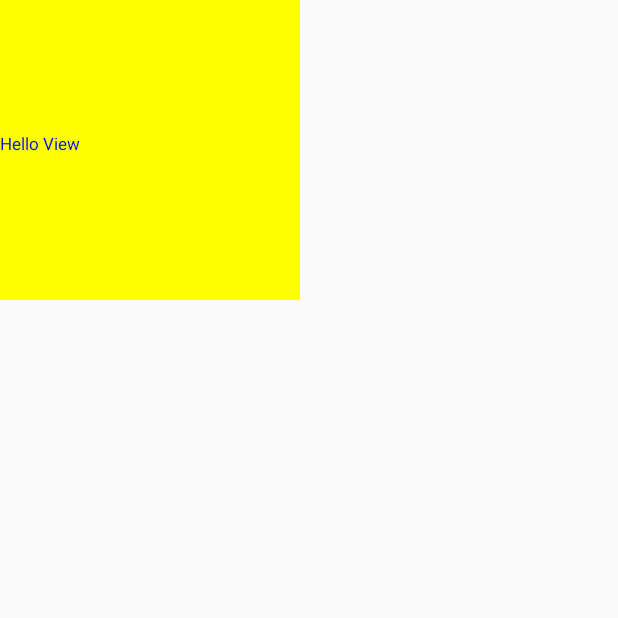
After one commit to HXQWill/QuanStudy, an Android app: the ViewActivity screen opened directly, with no data from a screen before it, on a phone screen of 412 x 824 dp, the top half of it. The commit adds this screen. Run offline under Robolectric (Android 15) with nearby library versions, the phone set to English and light mode, and no system bars.

Commit message:
LayoutInflater解析和View绘制流程

```diff
--- a/app/src/main/AndroidManifest.xml
+++ b/app/src/main/AndroidManifest.xml
@@ -16,6 +16,7 @@
             </intent-filter>
         </activity>
         <activity android:name=".MVP_login.view.LoginActivity" />
+        <activity android:name=".ViewDemo.ViewActivity" />
     </application>
 
 </manifest>
--- a/app/src/main/java/com/example/quan/quanstudy/MainActivity.java
+++ b/app/src/main/java/com/example/quan/quanstudy/MainActivity.java
@@ -7,6 +7,7 @@ import android.view.View;
 import android.widget.Button;
 
 import com.example.quan.quanstudy.MVP_login.view.LoginActivity;
+import com.example.quan.quanstudy.ViewDemo.ViewActivity;
 
 /**
  * Created By Quan 2017-3-7
@@ -15,6 +16,7 @@ import com.example.quan.quanstudy.MVP_login.view.LoginActivity;
 public class MainActivity extends AppCompatActivity implements View.OnClickListener {
 
     private Button mMVPTest;
+    private Button mViewDemo;
 
     @Override
     protected void onCreate(Bundle savedInstanceState) {
@@ -27,18 +29,27 @@ public class MainActivity extends AppCompatActivity implements View.OnClickListe
 
     private void initView() {
         mMVPTest = (Button) findViewById(R.id.mvp_btn_main);
+        mViewDemo = (Button) findViewById(R.id.view_btn_main);
     }
 
     private void initOnClickListener() {
         mMVPTest.setOnClickListener(this);
+        mViewDemo.setOnClickListener(this);
     }
 
     @Override
     public void onClick(View v) {
+        Intent i;
         switch (v.getId()) {
             case R.id.mvp_btn_main:
-                Intent i = new Intent(MainActivity.this,LoginActivity.class);
+                i = new Intent(MainActivity.this,LoginActivity.class);
                 startActivity(i);
+                break;
+            case R.id.view_btn_main:
+                i = new Intent(MainActivity.this,ViewActivity.class);
+                startActivity(i);
+                break;
+            default:
                 break;
         }
     }
--- /dev/null
+++ b/app/src/main/java/com/example/quan/quanstudy/ViewDemo/SimpleLayout.java
@@ -0,0 +1,40 @@
+package com.example.quan.quanstudy.ViewDemo;
+
+import android.content.Context;
+import android.util.AttributeSet;
+import android.view.View;
+import android.view.ViewGroup;
+
+/**
+ * Created by xingquan.he on 2017/3/9.
+ * Mr.Quan
+ * 绘制流程 http://blog.csdn.net/hxqneuq2012/article/details/60970595
+ * 包含一个子视图，并且让子视图正常显示
+ */
+
+public class SimpleLayout extends ViewGroup {
+
+
+    public SimpleLayout(Context context, AttributeSet attrs) {
+        super(context, attrs);
+    }
+
+    @Override
+    protected void onMeasure(int widthMeasureSpec, int heightMeasureSpec) {
+        super.onMeasure(widthMeasureSpec, heightMeasureSpec);
+        if (getChildCount() > 0) {
+            View childView = getChildAt(0);
+            measureChild(childView, widthMeasureSpec, heightMeasureSpec);
+        }
+    }
+    //measure() getMeasureWidth():setMeasuredDimension()
+
+    @Override
+    protected void onLayout(boolean changed, int l, int t, int r, int b) {
+        if (getChildCount() > 0) {
+            View childView = getChildAt(0);
+            childView.layout(0, 0, childView.getMeasuredWidth(), childView.getMeasuredHeight());
+        }
+    }
+    //layout() getWidth():视图右边的坐标减去左边的坐标
+}
--- /dev/null
+++ b/app/src/main/java/com/example/quan/quanstudy/ViewDemo/SimpleView.java
@@ -0,0 +1,37 @@
+package com.example.quan.quanstudy.ViewDemo;
+
+import android.content.Context;
+import android.graphics.Canvas;
+import android.graphics.Color;
+import android.graphics.Paint;
+import android.util.AttributeSet;
+import android.view.View;
+
+import com.example.quan.quanstudy.R;
+
+/**
+ * Created by xingquan.he on 2017/3/9.
+ * Mr.Quan
+ */
+
+public class SimpleView extends View {
+
+    private Paint mPaint;
+
+    public SimpleView(Context context, AttributeSet attrs) {
+        super(context, attrs);
+        mPaint = new Paint(Paint.ANTI_ALIAS_FLAG);
+    }
+
+    @Override
+    protected void onDraw(Canvas canvas) {
+        super.onDraw(canvas);
+
+        mPaint.setColor(Color.YELLOW);
+        canvas.drawRect(0, 0, getWidth(), getHeight(), mPaint);
+        mPaint.setColor(Color.BLUE);
+        mPaint.setTextSize(getResources().getDimensionPixelSize(R.dimen.dd_dimen_26px));
+        String text = "Hello View";
+        canvas.drawText(text, 0, getHeight() / 2, mPaint);
+    }
+}
--- /dev/null
+++ b/app/src/main/java/com/example/quan/quanstudy/ViewDemo/ViewActivity.java
@@ -0,0 +1,37 @@
+package com.example.quan.quanstudy.ViewDemo;
+
+import android.app.Activity;
+import android.os.Bundle;
+import android.view.LayoutInflater;
+import android.view.View;
+import android.view.ViewParent;
+import android.widget.Toast;
+
+import com.example.quan.quanstudy.R;
+
+/**
+ * Created by xingquan.he on 2017/3/9.
+ * Mr.Quan
+ * LayoutInflater http://blog.csdn.net/hxqneuq2012/article/details/53580042
+ * 绘制流程 http://blog.csdn.net/hxqneuq2012/article/details/60970595
+ */
+
+public class ViewActivity extends Activity{
+
+    private SimpleLayout mViewSimpleLayout;
+
+    @Override
+    protected void onCreate(Bundle savedInstanceState) {
+        super.onCreate(savedInstanceState);
+        setContentView(R.layout.activity_view);
+
+        mViewSimpleLayout = (SimpleLayout) findViewById(R.id.view_sl_inflater);
+        LayoutInflater layoutInflater = LayoutInflater.from(this);
+//        LayoutInflater layoutInflater = (LayoutInflater) this.getSystemService(Context.LAYOUT_INFLATER_SERVICE);
+        View simpleViewLayout = layoutInflater.inflate(R.layout.simple_view_layout,null);
+        mViewSimpleLayout.addView(simpleViewLayout);
+
+        ViewParent viewParent = mViewSimpleLayout.getParent();
+        Toast.makeText(this , viewParent.toString() , Toast.LENGTH_SHORT).show();
+    }
+}
--- a/app/src/main/res/layout/activity_main.xml
+++ b/app/src/main/res/layout/activity_main.xml
@@ -19,4 +19,11 @@
         android:layout_height="wrap_content"
         android:text="@string/mvp_test"
         />
+
+    <Button
+        android:id="@+id/view_btn_main"
+        android:layout_width="match_parent"
+        android:layout_height="wrap_content"
+        android:text="@string/view_test"
+        />
 </LinearLayout>
--- /dev/null
+++ b/app/src/main/res/layout/activity_view.xml
@@ -0,0 +1,7 @@
+<com.example.quan.quanstudy.ViewDemo.SimpleLayout
+    xmlns:android="http://schemas.android.com/apk/res/android"
+    android:layout_width="match_parent"
+    android:layout_height="match_parent"
+    android:id="@+id/view_sl_inflater">
+
+</com.example.quan.quanstudy.ViewDemo.SimpleLayout>
--- /dev/null
+++ b/app/src/main/res/layout/simple_view_layout.xml
@@ -0,0 +1,12 @@
+<?xml version="1.0" encoding="utf-8"?>
+<LinearLayout
+    xmlns:android="http://schemas.android.com/apk/res/android"
+    android:orientation="vertical"
+    android:layout_width="match_parent"
+    android:layout_height="match_parent">
+
+    <com.example.quan.quanstudy.ViewDemo.SimpleView
+        android:layout_width="200dp"
+        android:layout_height="200dp" />
+
+</LinearLayout>
--- a/app/src/main/res/values/dimens.xml
+++ b/app/src/main/res/values/dimens.xml
@@ -2,4 +2,6 @@
     <!-- Default screen margins, per the Android Design guidelines. -->
     <dimen name="activity_horizontal_margin">16dp</dimen>
     <dimen name="activity_vertical_margin">16dp</dimen>
+
+    <dimen name="dd_dimen_26px">11.56dp</dimen>
 </resources>
--- a/app/src/main/res/values/strings.xml
+++ b/app/src/main/res/values/strings.xml
@@ -1,4 +1,5 @@
 <resources>
     <string name="app_name">QuanStudy</string>
     <string name="mvp_test">MVP_Test</string>
+    <string name="view_test">View_Test</string>
 </resources>
```
